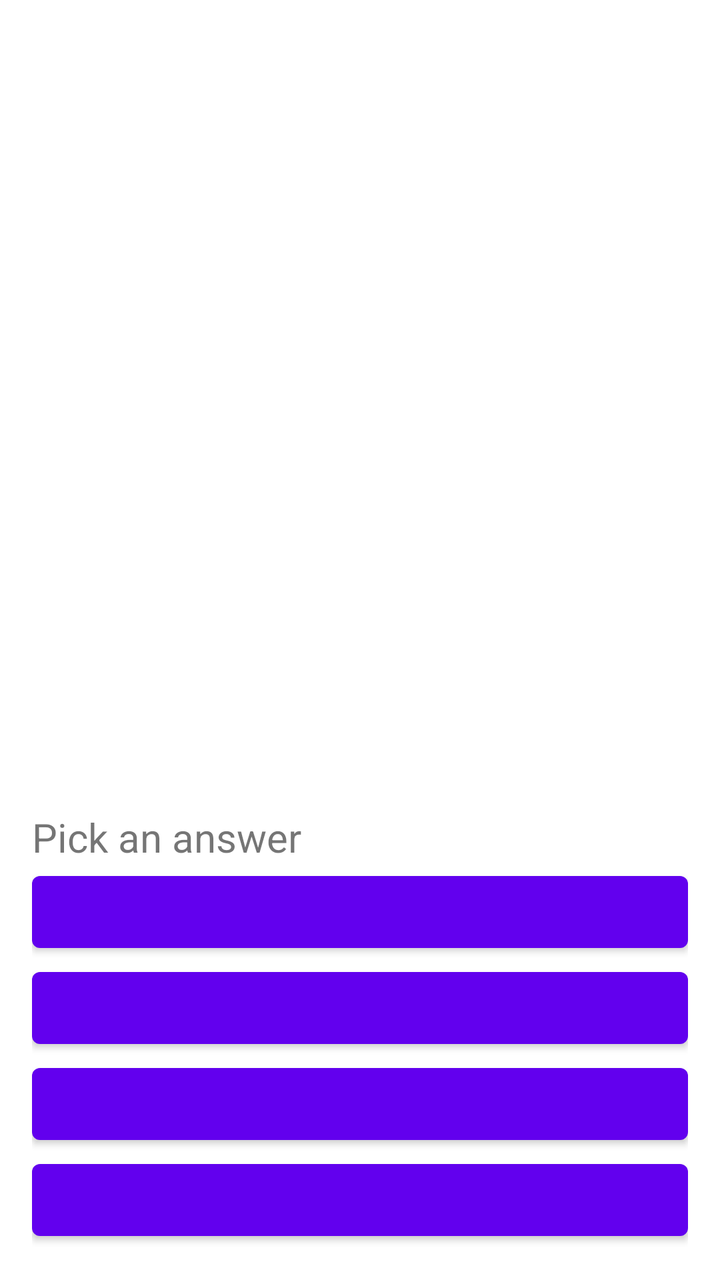
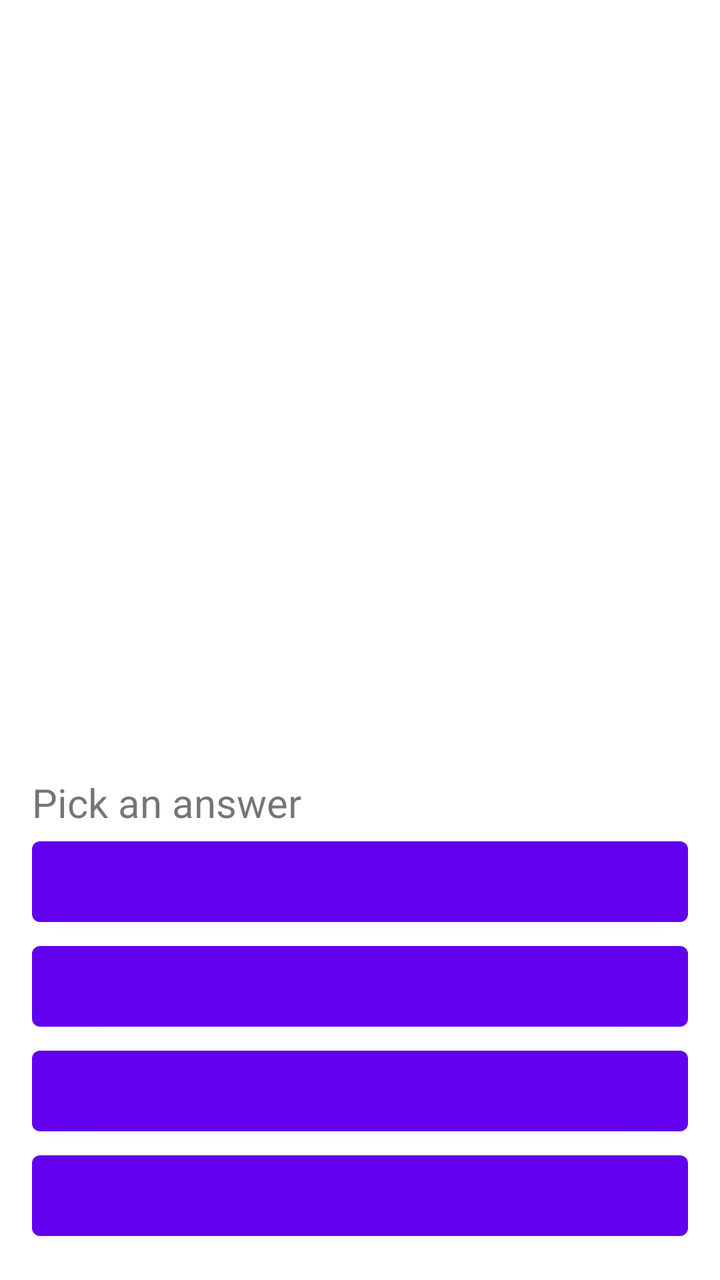

Before-and-after screenshots of an Android layout around one commit, followed by the original layout XML and the change that was made.
<!-- AndroidManifest.xml: application theme Theme.KanjiTrainer -->
<!-- res/layout/activity_main.xml -->
<?xml version="1.0" encoding="utf-8"?>
<RelativeLayout xmlns:android="http://schemas.android.com/apk/res/android"
    xmlns:tools="http://schemas.android.com/tools"
    android:id="@+id/main"
    android:layout_width="match_parent"
    android:layout_height="match_parent"
    tools:context=".MainActivity"
    >

    <TextView
        android:layout_width="wrap_content"
        android:layout_height="wrap_content"
        android:layout_alignParentTop="true"
        android:layout_centerHorizontal="true"
        android:id="@+id/n_seen"
        android:textSize="20sp"
        android:padding="16dp"
        />

    <TextView
        android:layout_width="wrap_content"
        android:layout_height="wrap_content"
        android:layout_centerInParent="true"
        android:textSize="120sp"
        android:id="@+id/kanji_question"
        />

    <LinearLayout
        android:layout_width="match_parent"
        android:layout_height="wrap_content"
        android:orientation="vertical"
        android:layout_alignParentBottom="true"
        android:id="@+id/answer_choices"
        android:padding="16dp"
        >
        <TextView
            android:layout_width="match_parent"
            android:layout_height="wrap_content"
            android:id="@+id/answer_title"
            android:text="@string/pick_an_answer"
            android:textSize="20sp"
            android:textAlignment="center"
            />
        <com.google.android.material.button.MaterialButton
            android:layout_width="match_parent"
            android:layout_height="wrap_content"
            android:id="@+id/answer_choice_1"
            />
        <LinearLayout
            android:layout_width="match_parent"
            android:layout_height="wrap_content"
            android:orientation="vertical"
            android:id="@+id/other_answers">
            <com.google.android.material.button.MaterialButton
                android:layout_width="match_parent"
                android:layout_height="wrap_content"
                android:id="@+id/answer_choice_2"
                />
            <com.google.android.material.button.MaterialButton
                android:layout_width="match_parent"
                android:layout_height="wrap_content"
                android:id="@+id/answer_choice_3"
                />
            <com.google.android.material.button.MaterialButton
                android:layout_width="match_parent"
                android:layout_height="wrap_content"
                android:id="@+id/answer_choice_4"
                />
        </LinearLayout>
    </LinearLayout>

</RelativeLayout>
<!-- resources referenced by this layout -->
<resources>
  <string name="pick_an_answer">Pick an answer</string>
  <style name="Theme.KanjiTrainer" parent="Theme.MaterialComponents.DayNight.DarkActionBar">
          
          <item name="colorPrimary">@color/purple_500</item>
          <item name="colorPrimaryVariant">@color/purple_700</item>
          <item name="colorOnPrimary">@color/white</item>
          
          <item name="colorSecondary">@color/teal_200</item>
          <item name="colorSecondaryVariant">@color/teal_700</item>
          <item name="colorOnSecondary">@color/black</item>
          
          <item name="android:statusBarColor">?attr/colorPrimaryVariant</item>
          
      </style>
  <color name="purple_500">#FF6200EE</color>
  <color name="purple_700">#FF3700B3</color>
  <color name="white">#FFFFFFFF</color>
  <color name="teal_200">#FF03DAC5</color>
  <color name="teal_700">#FF018786</color>
  <color name="black">#FF000000</color>
</resources>

<!-- the commit's change to res/layout/activity_main.xml (unified diff, before → after) -->
@@ -45,6 +45,7 @@
             android:layout_width="match_parent"
             android:layout_height="wrap_content"
             android:id="@+id/answer_choice_1"
+            android:textSize="24sp"
             />
         <LinearLayout
             android:layout_width="match_parent"
@@ -55,16 +56,19 @@
                 android:layout_width="match_parent"
                 android:layout_height="wrap_content"
                 android:id="@+id/answer_choice_2"
+                android:textSize="24sp"
                 />
             <com.google.android.material.button.MaterialButton
                 android:layout_width="match_parent"
                 android:layout_height="wrap_content"
                 android:id="@+id/answer_choice_3"
+                android:textSize="24sp"
                 />
             <com.google.android.material.button.MaterialButton
                 android:layout_width="match_parent"
                 android:layout_height="wrap_content"
                 android:id="@+id/answer_choice_4"
+                android:textSize="24sp"
                 />
         </LinearLayout>
     </LinearLayout>
